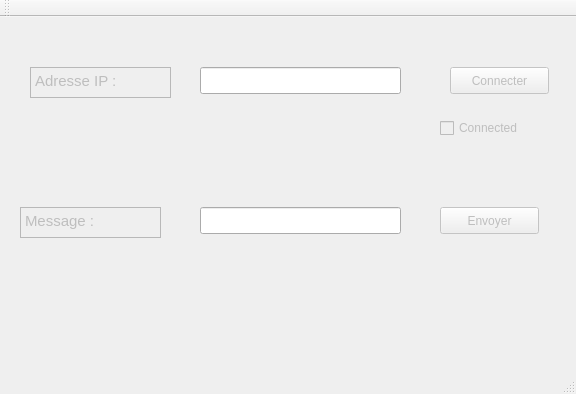
Above: Sources/HMI_Lady/Tcp_client/mainwindow.ui from LadySEC/ARDrone_Checkers before the change. Below: the same form after it.
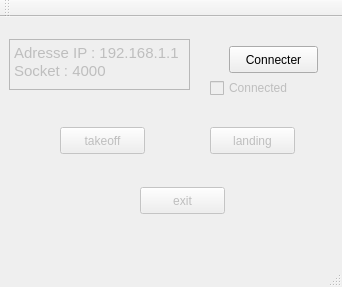
That is the form after the change.

Commit message: Second work on the HMI for the sending of the orders "takeoff", "land" and "exit" from the supervisor to the drone with the TCP protocol

What changed in the file:
```diff
--- a/Sources/HMI_Lady/Tcp_client/mainwindow.ui
+++ b/Sources/HMI_Lady/Tcp_client/mainwindow.ui
@@ -6,43 +6,23 @@
    <rect>
     <x>0</x>
     <y>0</y>
-    <width>576</width>
-    <height>394</height>
+    <width>342</width>
+    <height>287</height>
    </rect>
   </property>
   <property name="windowTitle">
    <string>MainWindow</string>
   </property>
   <widget class="QWidget" name="centralWidget">
-   <widget class="QLineEdit" name="editIP">
-    <property name="geometry">
-     <rect>
-      <x>200</x>
-      <y>50</y>
-      <width>201</width>
-      <height>27</height>
-     </rect>
-    </property>
-   </widget>
-   <widget class="QLineEdit" name="editMessage">
-    <property name="geometry">
-     <rect>
-      <x>200</x>
-      <y>190</y>
-      <width>201</width>
-      <height>27</height>
-     </rect>
-    </property>
-   </widget>
    <widget class="QPushButton" name="button_connect">
     <property name="enabled">
-     <bool>false</bool>
+     <bool>true</bool>
     </property>
     <property name="geometry">
      <rect>
-      <x>450</x>
-      <y>50</y>
-      <width>99</width>
+      <x>229</x>
+      <y>29</y>
+      <width>89</width>
       <height>27</height>
      </rect>
     </property>
@@ -56,14 +36,14 @@
     </property>
     <property name="geometry">
      <rect>
-      <x>440</x>
-      <y>190</y>
-      <width>99</width>
+      <x>60</x>
+      <y>110</y>
+      <width>85</width>
       <height>27</height>
      </rect>
     </property>
     <property name="text">
-     <string>Envoyer</string>
+     <string>takeoff</string>
     </property>
    </widget>
    <widget class="QTextEdit" name="displayAdrIP">
@@ -72,10 +52,10 @@
     </property>
     <property name="geometry">
      <rect>
-      <x>30</x>
-      <y>50</y>
-      <width>141</width>
-      <height>31</height>
+      <x>9</x>
+      <y>22</y>
+      <width>181</width>
+      <height>51</height>
      </rect>
     </property>
     <property name="html">
@@ -83,27 +63,8 @@
 &lt;html&gt;&lt;head&gt;&lt;meta name=&quot;qrichtext&quot; content=&quot;1&quot; /&gt;&lt;style type=&quot;text/css&quot;&gt;
 p, li { white-space: pre-wrap; }
 &lt;/style&gt;&lt;/head&gt;&lt;body style=&quot; font-family:'Ubuntu'; font-size:11pt; font-weight:400; font-style:normal;&quot;&gt;
-&lt;p style=&quot; margin-top:0px; margin-bottom:0px; margin-left:0px; margin-right:0px; -qt-block-indent:0; text-indent:0px;&quot;&gt;Adresse IP :&lt;/p&gt;&lt;/body&gt;&lt;/html&gt;</string>
-    </property>
-   </widget>
-   <widget class="QTextEdit" name="displayMessage">
-    <property name="enabled">
-     <bool>false</bool>
-    </property>
-    <property name="geometry">
-     <rect>
-      <x>20</x>
-      <y>190</y>
-      <width>141</width>
-      <height>31</height>
-     </rect>
-    </property>
-    <property name="html">
-     <string>&lt;!DOCTYPE HTML PUBLIC &quot;-//W3C//DTD HTML 4.0//EN&quot; &quot;http://www.w3.org/TR/REC-html40/strict.dtd&quot;&gt;
-&lt;html&gt;&lt;head&gt;&lt;meta name=&quot;qrichtext&quot; content=&quot;1&quot; /&gt;&lt;style type=&quot;text/css&quot;&gt;
-p, li { white-space: pre-wrap; }
-&lt;/style&gt;&lt;/head&gt;&lt;body style=&quot; font-family:'Ubuntu'; font-size:11pt; font-weight:400; font-style:normal;&quot;&gt;
-&lt;p style=&quot; margin-top:0px; margin-bottom:0px; margin-left:0px; margin-right:0px; -qt-block-indent:0; text-indent:0px;&quot;&gt;Message :&lt;/p&gt;&lt;/body&gt;&lt;/html&gt;</string>
+&lt;p style=&quot; margin-top:0px; margin-bottom:0px; margin-left:0px; margin-right:0px; -qt-block-indent:0; text-indent:0px;&quot;&gt;Adresse IP : 192.168.1.1&lt;/p&gt;
+&lt;p style=&quot; margin-top:0px; margin-bottom:0px; margin-left:0px; margin-right:0px; -qt-block-indent:0; text-indent:0px;&quot;&gt;Socket : 4000&lt;/p&gt;&lt;/body&gt;&lt;/html&gt;</string>
     </property>
    </widget>
    <widget class="QCheckBox" name="checkBox_connected">
@@ -112,9 +73,9 @@
     </property>
     <property name="geometry">
      <rect>
-      <x>440</x>
-      <y>100</y>
-      <width>97</width>
+      <x>210</x>
+      <y>60</y>
+      <width>104</width>
       <height>22</height>
      </rect>
     </property>
@@ -122,6 +83,38 @@
      <string>Connected</string>
     </property>
    </widget>
+   <widget class="QPushButton" name="button_landing">
+    <property name="enabled">
+     <bool>false</bool>
+    </property>
+    <property name="geometry">
+     <rect>
+      <x>210</x>
+      <y>110</y>
+      <width>85</width>
+      <height>27</height>
+     </rect>
+    </property>
+    <property name="text">
+     <string>landing</string>
+    </property>
+   </widget>
+   <widget class="QPushButton" name="button_exit">
+    <property name="enabled">
+     <bool>false</bool>
+    </property>
+    <property name="geometry">
+     <rect>
+      <x>140</x>
+      <y>170</y>
+      <width>85</width>
+      <height>27</height>
+     </rect>
+    </property>
+    <property name="text">
+     <string>exit</string>
+    </property>
+   </widget>
   </widget>
   <widget class="QMenuBar" name="menuBar">
    <property name="geometry">
```
Left out of the diff: 4 changed lines with no effect on the pictures. The commit also changes 4 other files.
